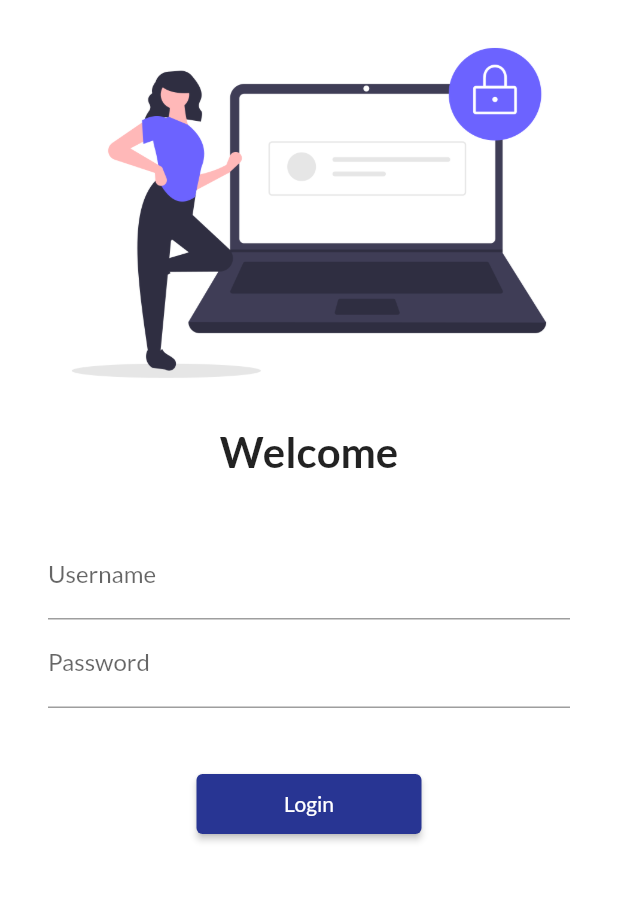
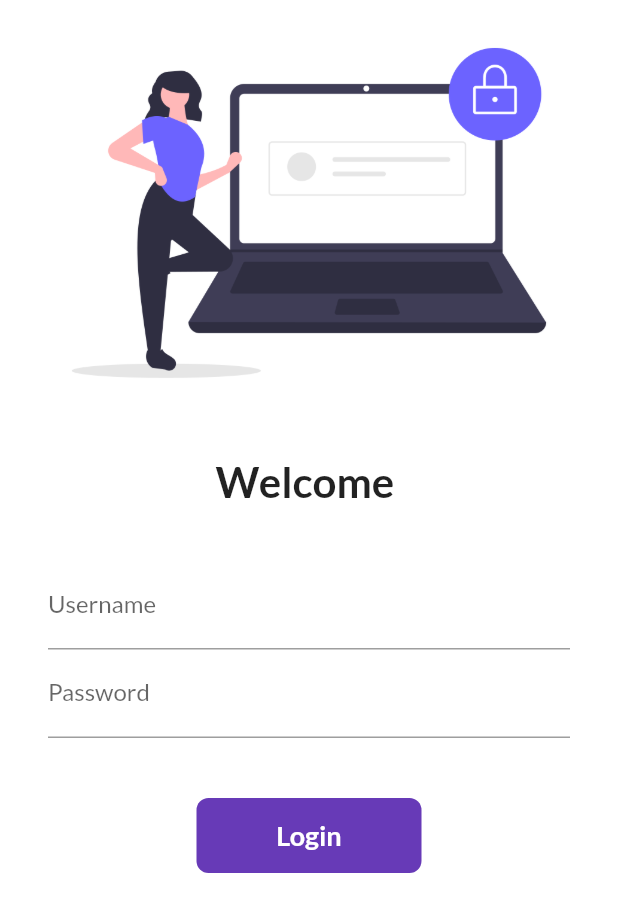
Before and after one commit to iamharshbit/flutter_catalog, a Flutter app: the screen it shows after launch, on a phone screen of 412 x 824 dp. Shown: the top 912 px of the screen. Run offline on Flutter 3.47's test engine with Material 2 defaults, Android fonts, the phone set to English and light mode, and no system bars; our stand-ins replace google_fonts.

Commit message:
Day6 commited

```diff
--- a/lib/pages/login_page.dart
+++ b/lib/pages/login_page.dart
@@ -1,60 +1,110 @@
 import 'package:flutter/material.dart';
 import 'package:flutter_catalog/utils/routes.dart';
 
-class LoginPage extends StatelessWidget {
+class LoginPage extends StatefulWidget {
+  @override
+  _LoginPageState createState() => _LoginPageState();
+}
+
+class _LoginPageState extends State<LoginPage> {
+  String name = "";
+  bool changeButton = false;
+
   @override
   Widget build(BuildContext context) {
     return Material(
         color: Colors.white,
+        child: SingleChildScrollView(
           child: Column(
             children: [
               Image.asset(
                 "assets/images/login_image.png",
                 fit: BoxFit.cover,
               ),
-          SizedBox(),
+              SizedBox(
+                height: 20.0,
+              ),
               Text(
-            "Welcome",
+                "Welcome $name",
                 style: TextStyle(
                   fontSize: 28,
                   fontWeight: FontWeight.bold,
                 ),
               ),
               SizedBox(
-            height: 20,
+                height: 20.0,
               ),
               Padding(
-            padding:
-                const EdgeInsets.symmetric(vertical: 16.0, horizontal: 32.0),
+                padding: const EdgeInsets.symmetric(
+                    vertical: 16.0, horizontal: 32.0),
                 child: Column(
                   children: [
                     TextFormField(
                       decoration: InputDecoration(
-                      hintText: "Enter Username", labelText: "Username"),
+                        hintText: "Enter username",
+                        labelText: "Username",
+                      ),
+                      onChanged: (value) {
+                        name = value;
+                        setState(() {});
+                      },
                     ),
                     TextFormField(
                       obscureText: true,
                       decoration: InputDecoration(
-                    hintText: "Enter Password",
+                        hintText: "Enter password",
                         labelText: "Password",
                       ),
                     ),
                     SizedBox(
                       height: 40.0,
                     ),
-                ElevatedButton(
-                  child: Text("Login"),
-                  style: ElevatedButton.styleFrom(
-                      primary: Colors.indigo[800], minimumSize: Size(150, 40)),
-                  onPressed: () {
+
+                    InkWell(
+                      onTap: () async {
+                        setState(() {
+                          changeButton = true;
+                        });
+                        await Future.delayed(Duration(seconds: 1));
                         Navigator.pushNamed(context, MyRoutes.homeRoute);
                       },
+                      child: AnimatedContainer(
+                        duration: Duration(seconds: 1),
+                        width: changeButton ? 50 : 150,
+                        height: 50,
+                        alignment: Alignment.center,
+                        child: changeButton
+                            ? Icon(
+                                Icons.done,
+                                color: Colors.white,
+                              )
+                            : Text(
+                                "Login",
+                                style: TextStyle(
+                                    color: Colors.white,
+                                    fontWeight: FontWeight.bold,
+                                    fontSize: 18),
+                              ),
+                        decoration: BoxDecoration(
+                          color: Colors.deepPurple,
+                          borderRadius:
+                              BorderRadius.circular(changeButton ? 50 : 8),
+                        ),
+                      ),
+                    ),
+
+                    // ElevatedButton(
+                    //   child: Text("Login"),
+                    //   style: TextButton.styleFrom(minimumSize: Size(150, 40)),
+                    //   onPressed: () {
+                    //     Navigator.pushNamed(context, MyRoutes.homeRoute);
+                    //   },
+                    // )
+                  ],
+                ),
               )
             ],
           ),
-          ),
-        ],
-      ),
-    );
+        ));
   }
 }
```
Lines whose indentation alone changed are shown as unchanged.
